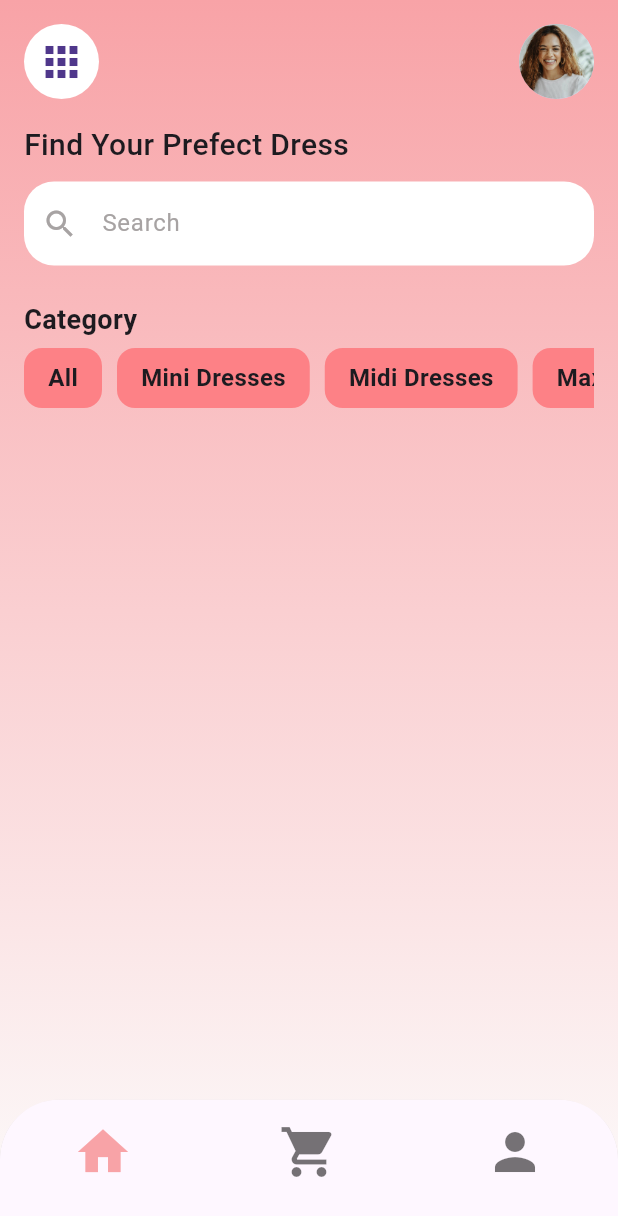
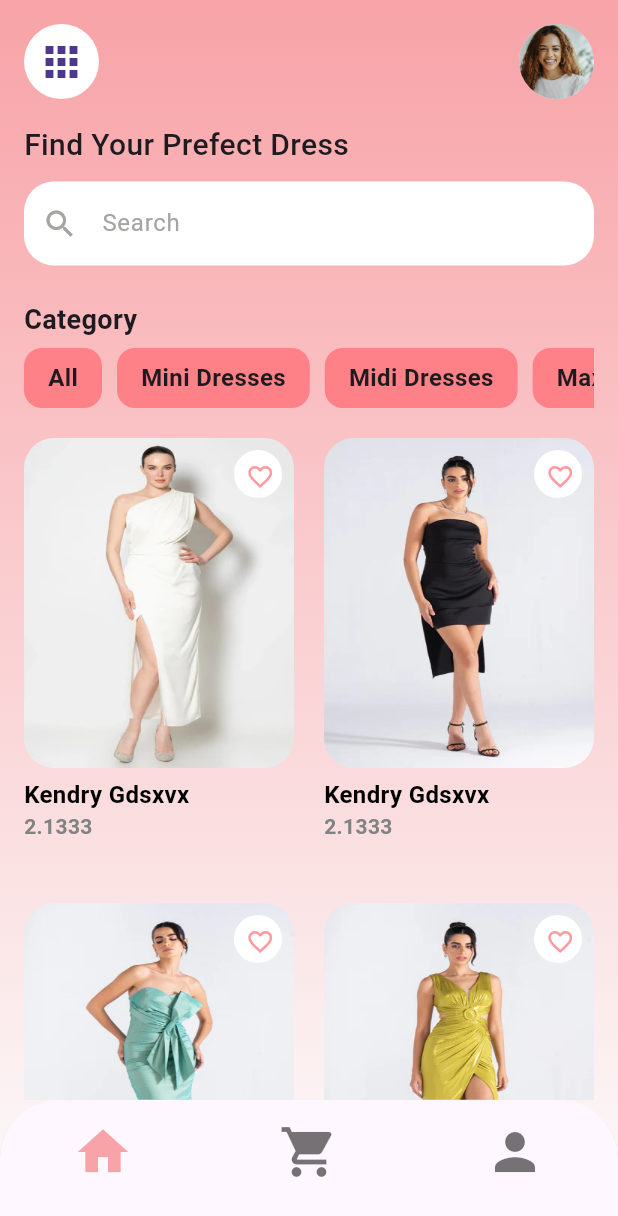
Before and after one commit to MarianAdly21/Dress-Store, a Flutter app: the screen it shows after launch, on a phone screen of 412 x 824 dp. Shown: the top 1216 px of the screen. Run offline on Flutter 3.47's test engine with Material 3 defaults, Android fonts, the phone set to English and light mode, and no system bars; our stand-ins replace bloc, flutter_bloc; project files that could hold a hidden picture were left out.

Commit message:
provide home screen bloc,integrate and trigger and provide the data from bloc

```diff
--- a/lib/features/Home/screens/home_screen.dart
+++ b/lib/features/Home/screens/home_screen.dart
@@ -1,9 +1,37 @@
+import 'package:dress_store/features/Home/bloc/home_screen_bloc.dart';
+import 'package:dress_store/features/Home/models/item_model.dart';
 import 'package:dress_store/features/Home/widgets/category_list.dart';
 import 'package:dress_store/features/Home/widgets/items_grid.dart';
 import 'package:flutter/material.dart';
+import 'package:flutter_bloc/flutter_bloc.dart';
 
 class HomeScreen extends StatelessWidget {
   const HomeScreen({super.key});
+
+  @override
+  Widget build(BuildContext context) {
+    return BlocProvider(
+      create: (context) => HomeScreenBloc(),
+      child: const HomeScreenWithBloc(),
+    );
+  }
+}
+
+class HomeScreenWithBloc extends StatefulWidget {
+  const HomeScreenWithBloc({super.key});
+
+  @override
+  State<HomeScreenWithBloc> createState() => _HomeScreenState();
+}
+
+class _HomeScreenState extends State<HomeScreenWithBloc> {
+  @override
+  void initState() {
+    super.initState();
+    _openHomeScreenEvent();
+  }
+
+  late List<ItemModel> itemsList;
 
   @override
   Widget build(BuildContext context) {
@@ -22,7 +50,12 @@ class HomeScreen extends StatelessWidget {
             ),
           ),
         ),
-        SafeArea(
+        BlocBuilder<HomeScreenBloc, HomeScreenState>(
+          builder: (context, state) {
+            if (state is GetHomeScreenDataState) {
+              itemsList = state.items;
+            }
+            return SafeArea(
                 child: Padding(
               padding: const EdgeInsets.only(top: 16, left: 16, right: 16),
               child: Column(
@@ -43,7 +76,8 @@ class HomeScreen extends StatelessWidget {
                         ),
                       ),
                       const CircleAvatar(
-                    backgroundImage: AssetImage('assets/images/profile .jpg'),
+                        backgroundImage:
+                            AssetImage('assets/images/profile .jpg'),
                         radius: 25,
                       ),
                     ],
@@ -87,35 +121,45 @@ class HomeScreen extends StatelessWidget {
                       ],
                     ),
                   ),
-              const Expanded(
+                  Expanded(
                       child: CustomScrollView(
                     slivers: [
-                  SliverToBoxAdapter(
+                      const SliverToBoxAdapter(
                         child: Text("Category",
                             style: TextStyle(
                                 fontSize: 18, fontWeight: FontWeight.bold)),
                       ),
-                  SliverToBoxAdapter(
+                      const SliverToBoxAdapter(
                         child: SizedBox(
                           height: 6,
                         ),
                       ),
-                  SliverToBoxAdapter(
+                      const SliverToBoxAdapter(
                         child: CategoryList(),
                       ),
-                  SliverToBoxAdapter(
+                      const SliverToBoxAdapter(
                         child: SizedBox(
                           height: 20,
                         ),
                       ),
-                  ItemsGrid(),
+                      ItemsGrid(items: itemsList),
                     ],
                   )),
                 ],
               ),
-        ))
+            ));
+          },
+        )
       ]),
     );
+  }
+
+///////////////////////////////////////////////////////////
+//////////////////// Helper methods ///////////////////////
+///////////////////////////////////////////////////////////
+  HomeScreenBloc get currentBloc => context.read<HomeScreenBloc>();
+  void _openHomeScreenEvent() {
+    currentBloc.add(OpenHomeScreenEvent());
   }
 }
 
--- a/lib/features/Home/widgets/items_grid.dart
+++ b/lib/features/Home/widgets/items_grid.dart
@@ -2,34 +2,36 @@ import 'package:dress_store/features/Home/models/item_model.dart';
 import 'package:flutter/material.dart';
 
 class ItemsGrid extends StatelessWidget {
-  const ItemsGrid({super.key});
-  final List<ItemModel> items = const [
-    // ItemModel(
-    //     image: "assets/images/item1.webp",
-    //     name: "Kendry Gdsxvx",
-    //     price: 2.1333,
-    //     ),
-    // ItemModel(
-    //     image: "assets/images/item2.webp",
-    //     name: "Kendry Gdsxvx",
-    //     price: 2.1333),
-    // ItemModel(
-    //     image: "assets/images/item3.webp",
-    //     name: "Kendry Gdsxvx",
-    //     price: 2.1333),
-    // ItemModel(
-    //     image: "assets/images/item4.webp",
-    //     name: "Kendry Gdsxvx",
-    //     price: 2.1333),
-    // ItemModel(
-    //     image: "assets/images/item5.webp",
-    //     name: "Kendry Gdsxvx",
-    //     price: 2.1333),
-    // ItemModel(
-    //     image: "assets/images/item1.webp",
-    //     name: "Kendry Gdsxvx",
-    //     price: 2.1333),
-  ];
+  const ItemsGrid({super.key, required this.items});
+  final List<ItemModel> items;
+
+  // final List<ItemModel> items = const [
+  //   // ItemModel(
+  //   //     image: "assets/images/item1.webp",
+  //   //     name: "Kendry Gdsxvx",
+  //   //     price: 2.1333,
+  //   //     ),
+  //   // ItemModel(
+  //   //     image: "assets/images/item2.webp",
+  //   //     name: "Kendry Gdsxvx",
+  //   //     price: 2.1333),
+  //   // ItemModel(
+  //   //     image: "assets/images/item3.webp",
+  //   //     name: "Kendry Gdsxvx",
+  //   //     price: 2.1333),
+  //   // ItemModel(
+  //   //     image: "assets/images/item4.webp",
+  //   //     name: "Kendry Gdsxvx",
+  //   //     price: 2.1333),
+  //   // ItemModel(
+  //   //     image: "assets/images/item5.webp",
+  //   //     name: "Kendry Gdsxvx",
+  //   //     price: 2.1333),
+  //   // ItemModel(
+  //   //     image: "assets/images/item1.webp",
+  //   //     name: "Kendry Gdsxvx",
+  //   //     price: 2.1333),
+  // ];
 
   @override
   Widget build(BuildContext context) {
```
Lines whose indentation alone changed are shown as unchanged.
